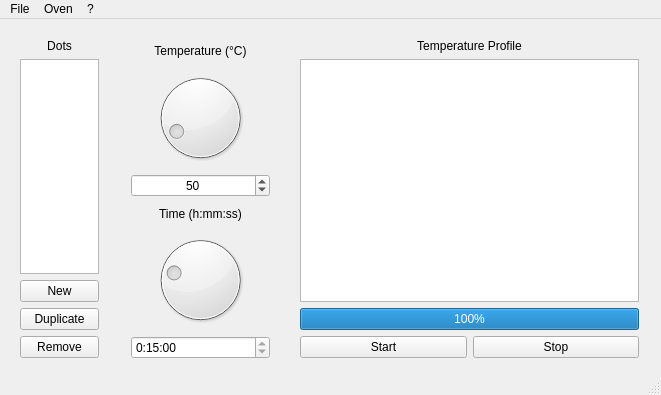
Above: GUI/mainwindow.ui from balsini/SmartBluetoothOven before the change. Below: the same form after it.
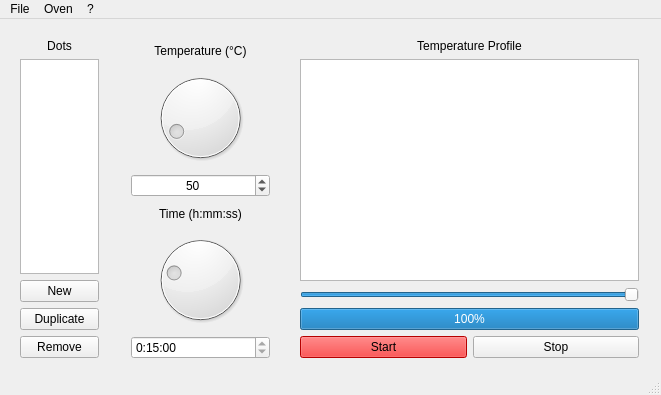
That is the form after the change.

The edit to the form file:
```diff
--- a/GUI/mainwindow.ui
+++ b/GUI/mainwindow.ui
@@ -49,6 +49,19 @@
      <item>
       <widget class="QGraphicsView" name="graphicsView"/>
      </item>
+     <item>
+      <widget class="QSlider" name="horizontalSlider">
+       <property name="maximum">
+        <number>100</number>
+       </property>
+       <property name="value">
+        <number>100</number>
+       </property>
+       <property name="orientation">
+        <enum>Qt::Horizontal</enum>
+       </property>
+      </widget>
+     </item>
      <item>
       <widget class="QProgressBar" name="progressBar">
        <property name="enabled">
@@ -63,6 +76,9 @@
       <layout class="QHBoxLayout" name="horizontalLayout">
        <item>
         <widget class="QPushButton" name="buttonStart">
+         <property name="styleSheet">
+          <string notr="true">background-color: red</string>
+         </property>
          <property name="text">
           <string>Start</string>
          </property>
```
Left out of the diff: 3 changed lines with no effect on the pictures.
